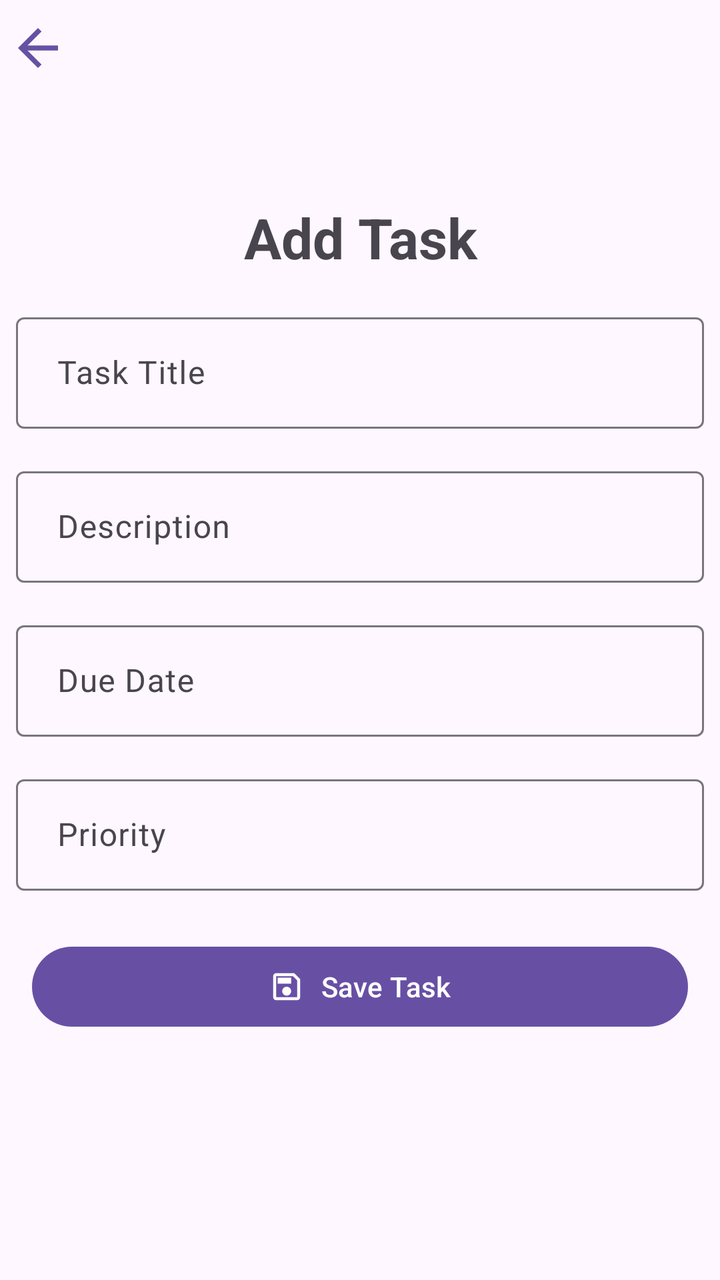
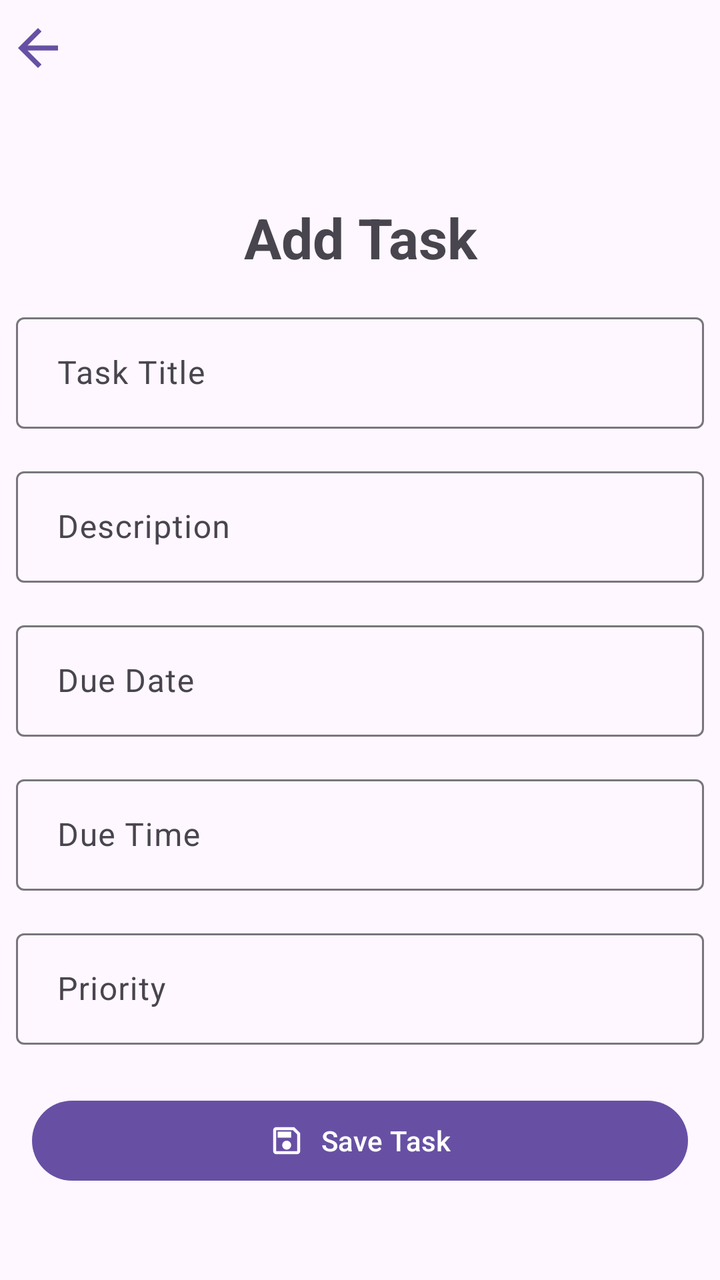

An Android layout rendered at two revisions. The XML below is the earlier revision; the diff shows what the commit changed to produce the second picture.
<!-- AndroidManifest.xml: application theme Theme.StudentPlanner2026 -->
<!-- res/layout/activity_add_task.xml -->
<?xml version="1.0" encoding="utf-8"?>
<androidx.constraintlayout.widget.ConstraintLayout xmlns:android="http://schemas.android.com/apk/res/android"
    xmlns:app="http://schemas.android.com/apk/res-auto"
    xmlns:tools="http://schemas.android.com/tools"
    android:id="@+id/main"
    android:layout_width="match_parent"
    android:layout_height="match_parent"
    tools:context=".AddTaskActivity">

    <com.google.android.material.button.MaterialButton
        android:id="@+id/btnBackAddTask"
        android:layout_width="wrap_content"
        android:layout_height="wrap_content"
        app:icon="@drawable/baseline_arrow_back_24"
        style="@style/Widget.Material3.Button.IconButton"
        android:padding="0dp"
        app:iconSize="30dp"
        app:layout_constraintTop_toTopOf="parent"
        app:layout_constraintStart_toStartOf="parent"/>

    <TextView
        android:id="@+id/AddTaskTitle"
        android:layout_width="match_parent"
        android:layout_height="wrap_content"
        android:text="Add Task"
        android:layout_marginTop="100dp"
        android:textStyle="bold"
        android:gravity="center"
        android:textSize="28sp"
        app:layout_constraintTop_toTopOf="parent"/>

    <com.google.android.material.textfield.TextInputLayout
        android:id="@+id/tilTaskTitle"
        android:layout_width="match_parent"
        android:layout_height="wrap_content"
        android:layout_marginTop="16dp"
        app:layout_constraintTop_toBottomOf="@id/AddTaskTitle">

        <com.google.android.material.textfield.TextInputEditText
            android:id="@+id/edtxtTaskTitle"
            android:layout_width="match_parent"
            android:layout_height="wrap_content"
            android:layout_marginHorizontal="8dp"
            android:hint=" Task Title"
            android:inputType="textCapSentences"
            tools:layout_editor_absoluteX="36dp"
            tools:layout_editor_absoluteY="36dp"/>

    </com.google.android.material.textfield.TextInputLayout>

    <com.google.android.material.textfield.TextInputLayout
        android:id="@+id/tilTaskDescription"
        android:layout_width="match_parent"
        android:layout_height="wrap_content"
        android:layout_marginTop="16dp"
        app:layout_constraintTop_toBottomOf="@id/tilTaskTitle">

        <com.google.android.material.textfield.TextInputEditText
            android:id="@+id/edtxtTaskDescription"
            android:layout_width="match_parent"
            android:layout_height="wrap_content"
            android:layout_marginHorizontal="8dp"
            android:hint=" Description"
            android:inputType="textCapSentences|textMultiLine"
            tools:layout_editor_absoluteX="36dp"
            tools:layout_editor_absoluteY="36dp"/>

    </com.google.android.material.textfield.TextInputLayout>

    <com.google.android.material.textfield.TextInputLayout
        android:id="@+id/tilTaskDueDate"
        android:layout_width="0dp"
        android:layout_height="wrap_content"
        android:layout_marginTop="16dp"
        android:hint=" Due Date"
        app:layout_constraintTop_toBottomOf="@id/tilTaskDescription"
        app:layout_constraintStart_toStartOf="parent"
        app:layout_constraintEnd_toEndOf="parent">

        <com.google.android.material.textfield.TextInputEditText
            android:id="@+id/etTaskDueDate"
            android:layout_width="match_parent"
            android:layout_height="wrap_content"
            android:layout_marginHorizontal="8dp"
            android:inputType="date" />

    </com.google.android.material.textfield.TextInputLayout>

    <com.google.android.material.textfield.TextInputLayout
        android:id="@+id/tilTaskPriority"
        android:layout_width="0dp"
        android:layout_height="wrap_content"
        android:layout_marginTop="16dp"
        android:hint=" Priority"
        app:layout_constraintTop_toBottomOf="@id/tilTaskDueDate"
        app:layout_constraintStart_toStartOf="parent"
        app:layout_constraintEnd_toEndOf="parent">

    <com.google.android.material.textfield.TextInputEditText
        android:id="@+id/etTaskPriority"
        android:layout_width="match_parent"
        android:layout_height="wrap_content"
        android:layout_marginHorizontal="8dp"
        android:inputType="textCapSentences" />

    </com.google.android.material.textfield.TextInputLayout>

    <com.google.android.material.button.MaterialButton
        android:id="@+id/btnSaveTask"
        android:layout_width="0dp"
        android:layout_height="wrap_content"
        android:layout_marginTop="24dp"
        android:layout_marginHorizontal="16dp"
        android:text="Save Task"
        app:icon="@drawable/save_24px"
        app:iconGravity="textStart"
        app:layout_constraintTop_toBottomOf="@id/tilTaskPriority"
        app:layout_constraintStart_toStartOf="parent"
        app:layout_constraintEnd_toEndOf="parent" />

</androidx.constraintlayout.widget.ConstraintLayout>
<!-- resources referenced by this layout -->
<resources>
  <!-- drawable baseline_arrow_back_24 (drawable) -->
  <vector xmlns:android="http://schemas.android.com/apk/res/android" android:autoMirrored="true" android:height="24dp" android:tint="#000000" android:viewportHeight="24" android:viewportWidth="24" android:width="24dp">
        
      <path android:fillColor="@android:color/white" android:pathData="M20,11H7.83l5.59,-5.59L12,4l-8,8 8,8 1.41,-1.41L7.83,13H20v-2z"/>
      
  </vector>
  <!-- drawable save_24px (drawable) -->
  <vector xmlns:android="http://schemas.android.com/apk/res/android"
      android:width="24dp"
      android:height="24dp"
      android:viewportWidth="960"
      android:viewportHeight="960"
      android:tint="?attr/colorControlNormal">
    <path
        android:fillColor="@android:color/white"
        android:pathData="M840,280L840,760Q840,793 816.5,816.5Q793,840 760,840L200,840Q167,840 143.5,816.5Q120,793 120,760L120,200Q120,167 143.5,143.5Q167,120 200,120L680,120L840,280ZM760,314L646,200L200,200Q200,200 200,200Q200,200 200,200L200,760Q200,760 200,760Q200,760 200,760L760,760Q760,760 760,760Q760,760 760,760L760,314ZM565,685Q600,650 600,600Q600,550 565,515Q530,480 480,480Q430,480 395,515Q360,550 360,600Q360,650 395,685Q430,720 480,720Q530,720 565,685ZM240,400L600,400L600,240L240,240L240,400ZM200,314L200,760Q200,760 200,760Q200,760 200,760L200,760Q200,760 200,760Q200,760 200,760L200,200Q200,200 200,200Q200,200 200,200L200,200L200,314Z"/>
  </vector>
  <style name="Theme.StudentPlanner2026" parent="Base.Theme.StudentPlanner2026" />
  <style name="Base.Theme.StudentPlanner2026" parent="Theme.Material3.DayNight.NoActionBar">
          
          
      </style>
</resources>

<!-- the commit's change to res/layout/activity_add_task.xml (unified diff, before → after) -->
@@ -87,12 +87,33 @@
     </com.google.android.material.textfield.TextInputLayout>
 
     <com.google.android.material.textfield.TextInputLayout
+        android:id="@+id/tilTaskDueTime"
+        android:layout_width="0dp"
+        android:layout_height="wrap_content"
+        android:layout_marginTop="16dp"
+        android:hint=" Due Time"
+        app:layout_constraintTop_toBottomOf="@id/tilTaskDueDate"
+        app:layout_constraintStart_toStartOf="parent"
+        app:layout_constraintEnd_toEndOf="parent">
+
+        <com.google.android.material.textfield.TextInputEditText
+            android:id="@+id/etTaskDueTime"
+            android:layout_width="match_parent"
+            android:layout_height="wrap_content"
+            android:layout_marginHorizontal="8dp"
+            android:focusable="false"
+            android:clickable="true"
+            android:inputType="time" />
+
+    </com.google.android.material.textfield.TextInputLayout>
+
+    <com.google.android.material.textfield.TextInputLayout
         android:id="@+id/tilTaskPriority"
         android:layout_width="0dp"
         android:layout_height="wrap_content"
         android:layout_marginTop="16dp"
         android:hint=" Priority"
-        app:layout_constraintTop_toBottomOf="@id/tilTaskDueDate"
+        app:layout_constraintTop_toBottomOf="@id/tilTaskDueTime"
         app:layout_constraintStart_toStartOf="parent"
         app:layout_constraintEnd_toEndOf="parent">
 
